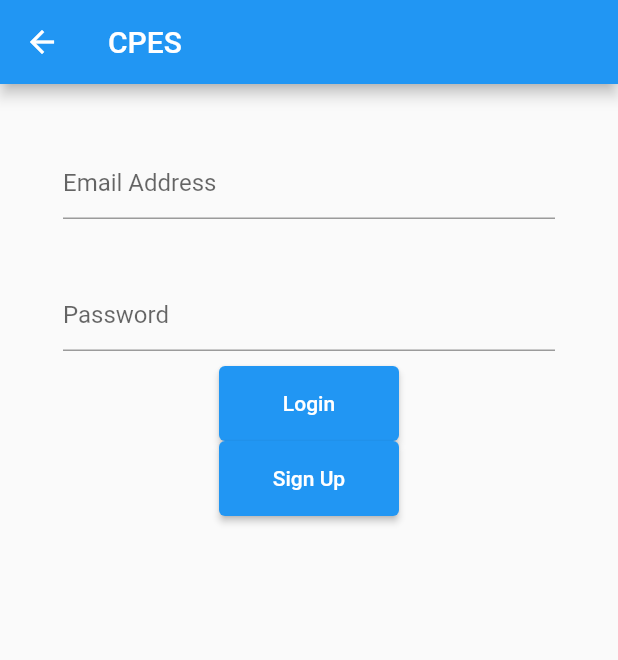
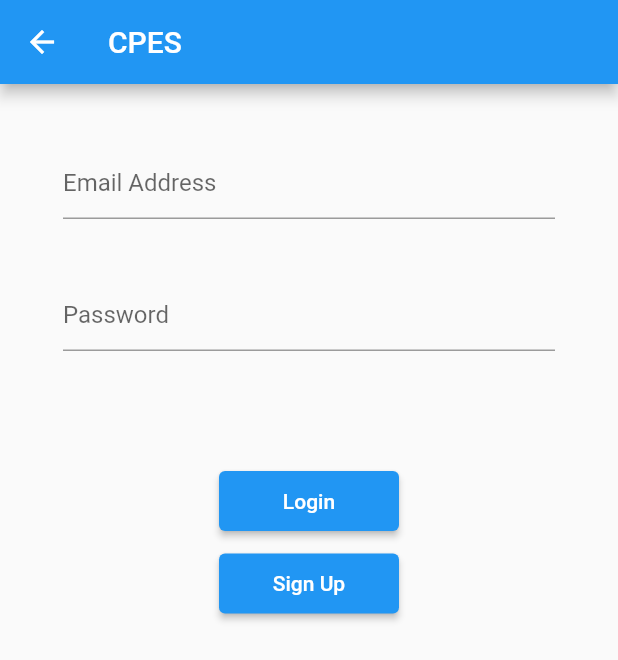
Before and after one commit to dmakwt/flutter_course_chat_app_starter, a Flutter app: the AuthScreen screen opened directly, on a phone screen of 412 x 824 dp. Shown: the top 660 px of the screen. Run offline on Flutter 3.47's test engine with Material 2 defaults, Android fonts, the phone set to English and light mode, and no system bars; our stand-ins replace firebase_auth, flutter_svg; accounts and stored records are empty.

Commit message:
Update auth screen

```diff
--- a/lib/screens/auth_screen.dart
+++ b/lib/screens/auth_screen.dart
@@ -69,9 +69,10 @@ class _AuthScreenState extends State<AuthScreen> {
                   },
                 ),
               ),
+              Container(height: 70),
               Container(
                 width: 120,
-                height: 50,
+                height: 40,
                 child: ElevatedButton(
                   onPressed: () {
                     // 1
@@ -84,9 +85,10 @@ class _AuthScreenState extends State<AuthScreen> {
                   child: const Text('Login'),
                 ),
               ),
+              Container(height: 15),
               Container(
                 width: 120,
-                height: 50,
+                height: 40,
                 child: ElevatedButton(
                   onPressed: () {
                     // 2
```
